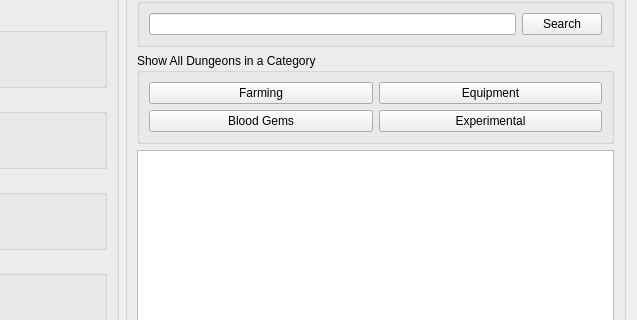
rainmakerv3/BB_Launcher, file modules/ChaliceEditor.ui: the form before one commit; both pictures show x 393 to 1030 and y 252 to 572 of the 1030 by 796 pixel window.
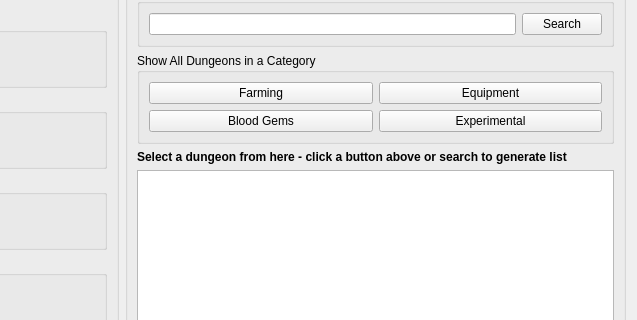
The form after the commit.

Commit message: Chalice: add label for instructions

```diff
--- a/modules/ChaliceEditor.ui
+++ b/modules/ChaliceEditor.ui
@@ -387,6 +387,18 @@
                 </layout>
                </widget>
               </item>
+              <item>
+               <widget class="QLabel" name="label">
+                <property name="font">
+                 <font>
+                  <bold>true</bold>
+                 </font>
+                </property>
+                <property name="text">
+                 <string>Select a dungeon from here - click a button above or search to generate list</string>
+                </property>
+               </widget>
+              </item>
               <item>
                <widget class="QListWidget" name="dungeonsList">
                 <property name="alternatingRowColors">
```
